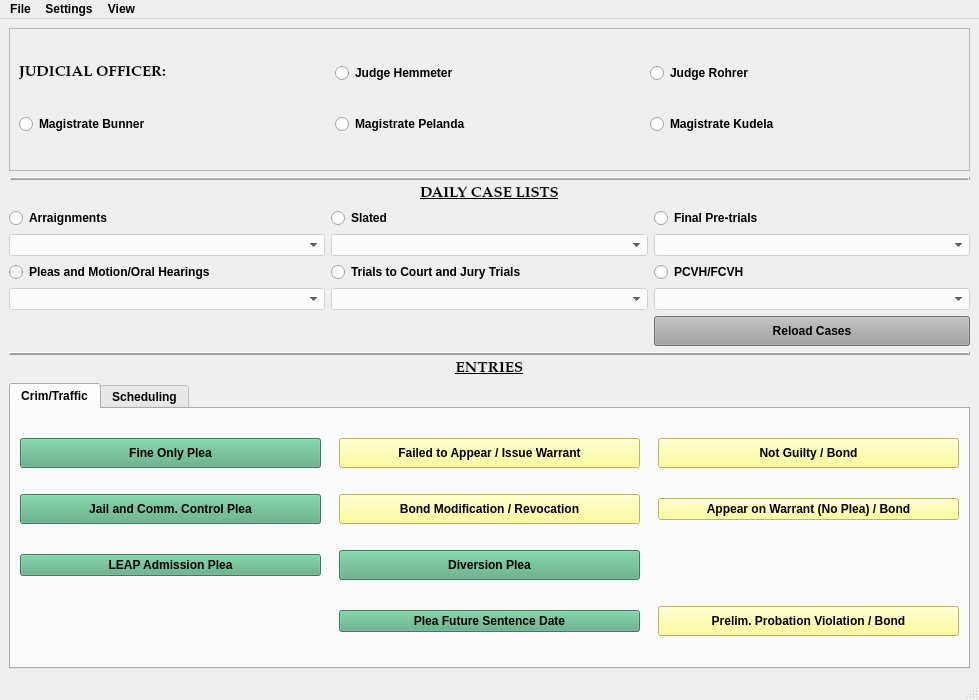
The window that package/views/ui/MainWindow.ui (HunterProgram22/MuniEntry) describes before a commit, drawn with Qt 5.
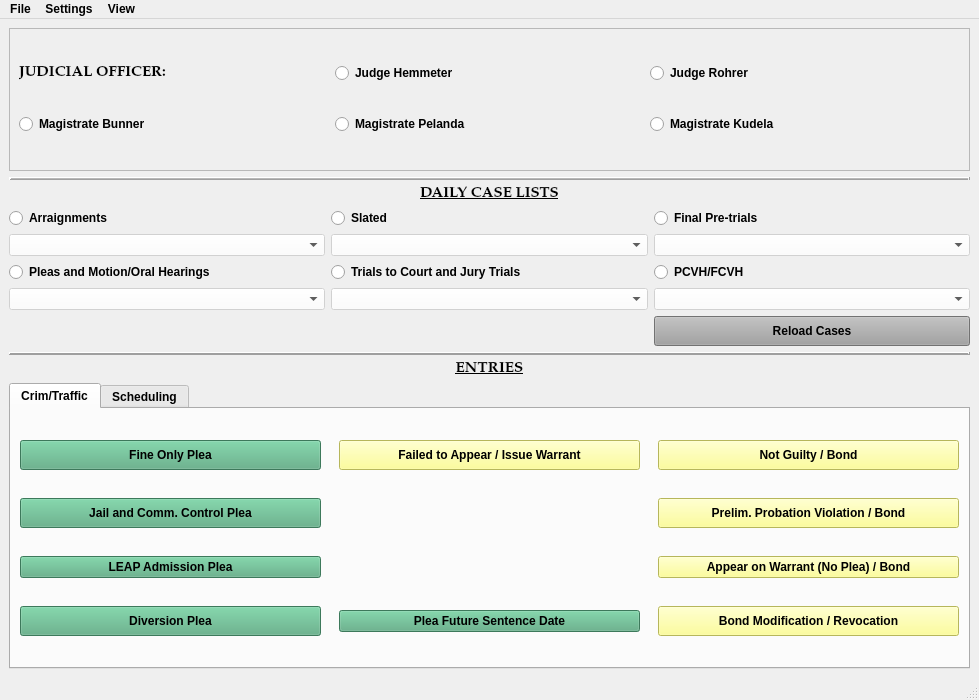
The same window after the commit. Custom widgets are drawn as their Qt base class.

```diff
--- a/package/views/ui/MainWindow.ui
+++ b/package/views/ui/MainWindow.ui
@@ -361,32 +361,6 @@
             </property>
            </widget>
           </item>
-          <item row="1" column="2">
-           <widget class="QPushButton" name="NoPleaBondButton">
-            <property name="styleSheet">
-             <string notr="true">background-color: rgb(255, 255, 127);</string>
-            </property>
-            <property name="text">
-             <string>Appear on Warrant (No Plea) / Bond</string>
-            </property>
-           </widget>
-          </item>
-          <item row="1" column="1">
-           <widget class="QPushButton" name="BondHearingButton">
-            <property name="minimumSize">
-             <size>
-              <width>120</width>
-              <height>30</height>
-             </size>
-            </property>
-            <property name="styleSheet">
-             <string notr="true">background-color: rgb(255, 255, 127);</string>
-            </property>
-            <property name="text">
-             <string>Bond Modification / Revocation</string>
-            </property>
-           </widget>
-          </item>
           <item row="3" column="1">
            <widget class="QPushButton" name="PleaOnlyButton">
             <property name="styleSheet">
@@ -397,22 +371,6 @@
             </property>
            </widget>
           </item>
-          <item row="3" column="2">
-           <widget class="QPushButton" name="ProbationViolationBondButton">
-            <property name="minimumSize">
-             <size>
-              <width>120</width>
-              <height>30</height>
-             </size>
-            </property>
-            <property name="styleSheet">
-             <string notr="true">background-color: rgb(255, 255, 127);</string>
-            </property>
-            <property name="text">
-             <string>Prelim. Probation Violation / Bond</string>
-            </property>
-           </widget>
-          </item>
           <item row="2" column="0">
            <widget class="QPushButton" name="LeapAdmissionButton">
             <property name="styleSheet">
@@ -423,7 +381,7 @@
             </property>
            </widget>
           </item>
-          <item row="2" column="1">
+          <item row="3" column="0">
            <widget class="QPushButton" name="DiversionButton">
             <property name="minimumSize">
              <size>
@@ -439,6 +397,48 @@
             </property>
            </widget>
           </item>
+          <item row="3" column="2">
+           <widget class="QPushButton" name="BondHearingButton">
+            <property name="minimumSize">
+             <size>
+              <width>120</width>
+              <height>30</height>
+             </size>
+            </property>
+            <property name="styleSheet">
+             <string notr="true">background-color: rgb(255, 255, 127);</string>
+            </property>
+            <property name="text">
+             <string>Bond Modification / Revocation</string>
+            </property>
+           </widget>
+          </item>
+          <item row="1" column="2">
+           <widget class="QPushButton" name="ProbationViolationBondButton">
+            <property name="minimumSize">
+             <size>
+              <width>120</width>
+              <height>30</height>
+             </size>
+            </property>
+            <property name="styleSheet">
+             <string notr="true">background-color: rgb(255, 255, 127);</string>
+            </property>
+            <property name="text">
+             <string>Prelim. Probation Violation / Bond</string>
+            </property>
+           </widget>
+          </item>
+          <item row="2" column="2">
+           <widget class="QPushButton" name="NoPleaBondButton">
+            <property name="styleSheet">
+             <string notr="true">background-color: rgb(255, 255, 127);</string>
+            </property>
+            <property name="text">
+             <string>Appear on Warrant (No Plea) / Bond</string>
+            </property>
+           </widget>
+          </item>
          </layout>
         </widget>
         <widget class="QWidget" name="schedulingTab">
```
